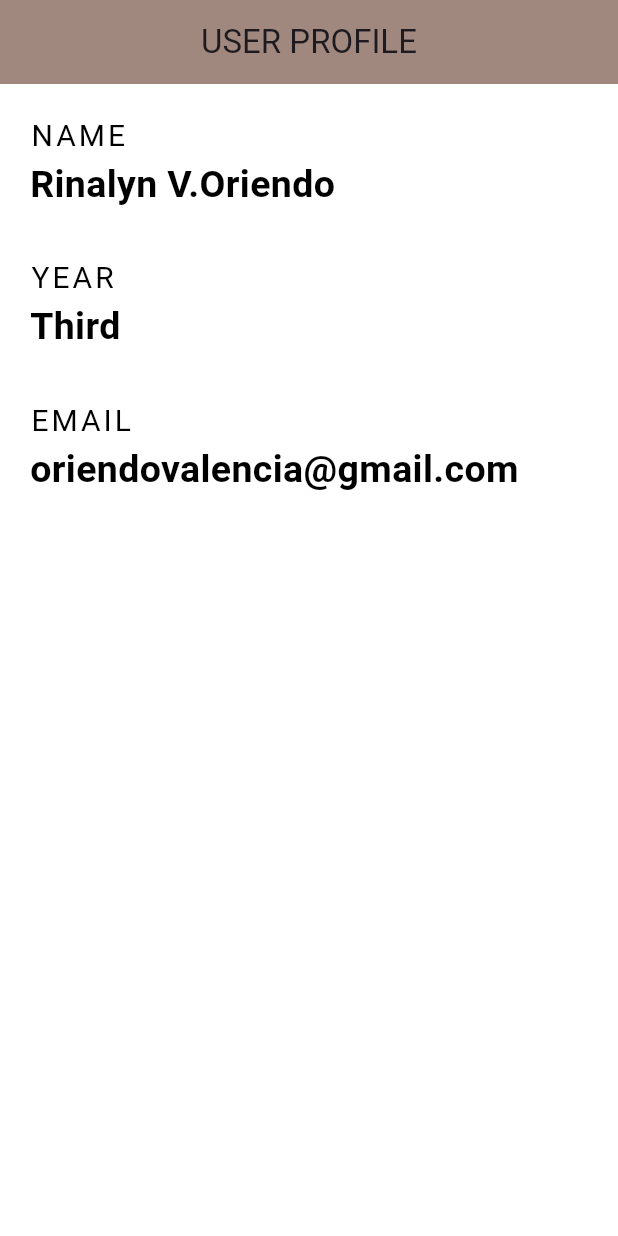
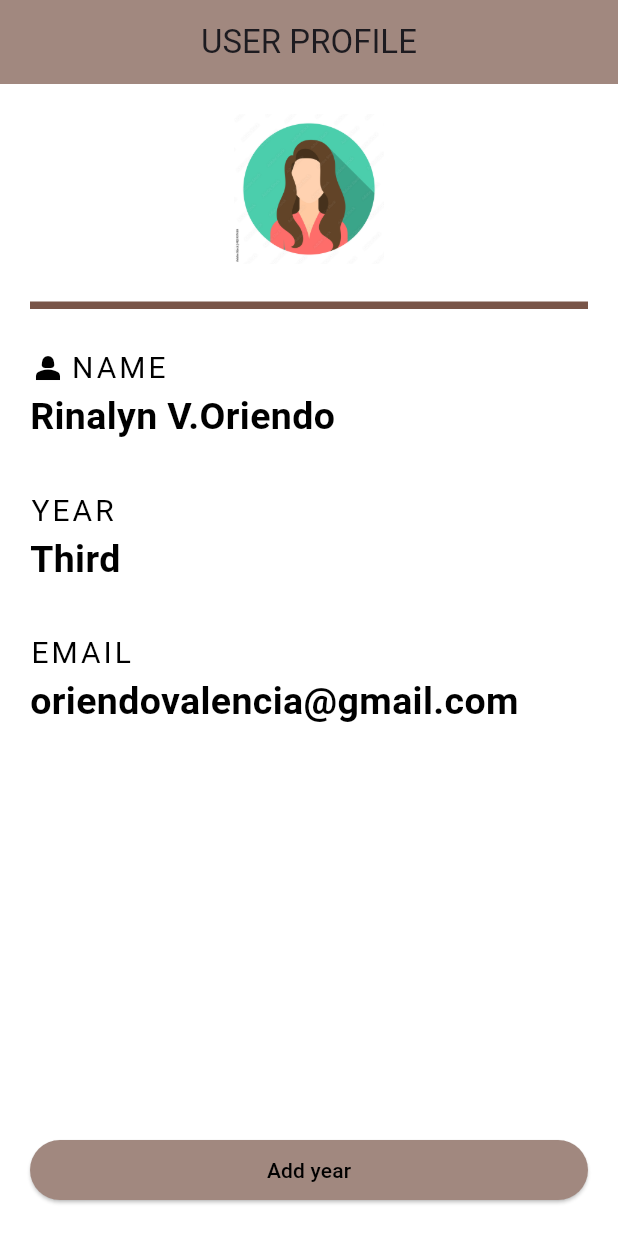
Before and after one commit to rinakels/Front-Bur-Gheran, a Flutter app: the screen it shows after launch, on a phone screen of 412 x 824 dp. Run offline on Flutter 3.47's test engine with Material 3 defaults, Android fonts, the phone set to English and light mode, and no system bars.

Commit message:
Add Buttons and Profile Pic

```diff
--- /dev/null
+++ b/lib/home.dart
@@ -0,0 +1,121 @@
+import 'package:flutter/material.dart';
+
+class Home extends StatelessWidget {
+  const Home({super.key});
+
+  @override
+  Widget build(BuildContext context) {
+    return  Scaffold(
+      backgroundColor: Colors.white,
+      appBar: AppBar(
+        title: Text('USER PROFILE'),
+        backgroundColor: Colors.brown[300],
+        centerTitle: true,
+      ),
+      body: Padding(
+        padding: EdgeInsets.all(20.0),
+        child: Column(
+          mainAxisAlignment: MainAxisAlignment.spaceBetween,
+          children: <Widget>[
+            Column(
+              crossAxisAlignment: CrossAxisAlignment.start,
+              children:<Widget>[
+                Center(
+                  child: CircleAvatar(
+                    child: Image.asset('assets/browngirl.jpg'),
+                    radius: 50.0,
+                  ),
+                ),
+                Divider(height: 55.0,
+                color:Colors.brown,
+                thickness: 5.0,
+                ),
+                Row(
+                  children: [
+                    Icon(
+                        Icons.person_2,
+                        color: Colors.black,
+
+                    ),
+                    SizedBox(width: 3.0,),
+                    Text(
+                      'NAME',
+                      style: TextStyle(
+                        fontSize: 20.0,
+                        color: Colors.black,
+                        letterSpacing: 2.0,
+
+                      ),
+
+                    ),
+                  ],
+                ),
+                Text(
+                  'Rinalyn V.Oriendo',
+                  style: TextStyle(
+                    fontWeight: FontWeight.bold,
+                    color: Colors.black,
+                    fontSize: 25.0,
+                  ),
+                ),
+                SizedBox(height: 30.0,),
+                Text(
+                  'YEAR',
+                  style: TextStyle(
+                    fontSize: 20.0,
+                    color: Colors.black,
+                    letterSpacing: 2.0,
+
+                  ),
+
+                ),
+                Text(
+                  'Third',
+                  style: TextStyle(
+                    fontWeight: FontWeight.bold,
+                    color: Colors.black,
+                    fontSize: 25.0,
+                  ),
+                ),
+                SizedBox(height: 30.0,),
+                Text(
+                  'EMAIL',
+                  style: TextStyle(
+                    fontSize: 20.0,
+                    color: Colors.black,
+                    letterSpacing: 2.0,
+
+                  ),
+
+                ),
+                Text(
+                  'oriendovalencia@gmail.com',
+                  style: TextStyle(
+                    fontWeight: FontWeight.bold,
+                    color: Colors.black,
+                    fontSize: 25.0,
+                  ),
+                ),
+              ],
+            ),
+            Column(
+              crossAxisAlignment: CrossAxisAlignment.stretch,
+              children: [
+                ElevatedButton(
+                    onPressed: (){},
+                    child: Text('Add year',
+                    style: TextStyle(color:Colors.black),
+                    ),
+                    style: ButtonStyle(
+                      backgroundColor: WidgetStateProperty.all(Colors.brown[300])
+                    ),
+                    ),
+              ],
+            ),
+          ],
+        ),
+      ),
+
+    );
+  }
+}
--- a/lib/main.dart
+++ b/lib/main.dart
@@ -1,77 +1,6 @@
 import 'package:flutter/material.dart';
+import 'package:burgheran/home.dart';
 
 void main() => runApp(MaterialApp(
-  home: Scaffold(
-    backgroundColor: Colors.white,
-    appBar: AppBar(
-      title: Text('USER PROFILE'),
-      backgroundColor: Colors.brown[300],
-      centerTitle: true,
-    ),
-    body: Padding(
-      padding: EdgeInsets.all(20.0),
-      child: Column(
-        crossAxisAlignment: CrossAxisAlignment.start,
-        children:<Widget>[
-          Text(
-            'NAME',
-            style: TextStyle(
-              fontSize: 20.0,
-              color: Colors.black,
-              letterSpacing: 2.0,
-
-            ),
-
-          ),
-          Text(
-            'Rinalyn V.Oriendo',
-            style: TextStyle(
-              fontWeight: FontWeight.bold,
-              color: Colors.black,
-              fontSize: 25.0,
-            ),
-          ),
-          SizedBox(height: 30.0,),
-          Text(
-            'YEAR',
-            style: TextStyle(
-              fontSize: 20.0,
-              color: Colors.black,
-              letterSpacing: 2.0,
-
-            ),
-
-          ),
-          Text(
-            'Third',
-            style: TextStyle(
-              fontWeight: FontWeight.bold,
-              color: Colors.black,
-              fontSize: 25.0,
-            ),
-          ),
-          SizedBox(height: 30.0,),
-          Text(
-            'EMAIL',
-            style: TextStyle(
-              fontSize: 20.0,
-              color: Colors.black,
-              letterSpacing: 2.0,
-
-            ),
-
-          ),
-          Text(
-            'oriendovalencia@gmail.com',
-            style: TextStyle(
-              fontWeight: FontWeight.bold,
-              color: Colors.black,
-              fontSize: 25.0,
-            ),
-          ),
-        ],
-      ),
-    ),
-
-),
+  home: Home(),
 ));
--- a/pubspec.yaml
+++ b/pubspec.yaml
@@ -59,8 +59,8 @@ flutter:
   uses-material-design: true
 
   # To add assets to your application, add an assets section, like this:
-  # assets:
-  #   - images/a_dot_burr.jpeg
+  assets:
+  - assets/
   #   - images/a_dot_ham.jpeg
 
   # An image asset can refer to one or more resolution-specific "variants", see
```
Also changed, not shown: assets/browngirl.jpg (added).
